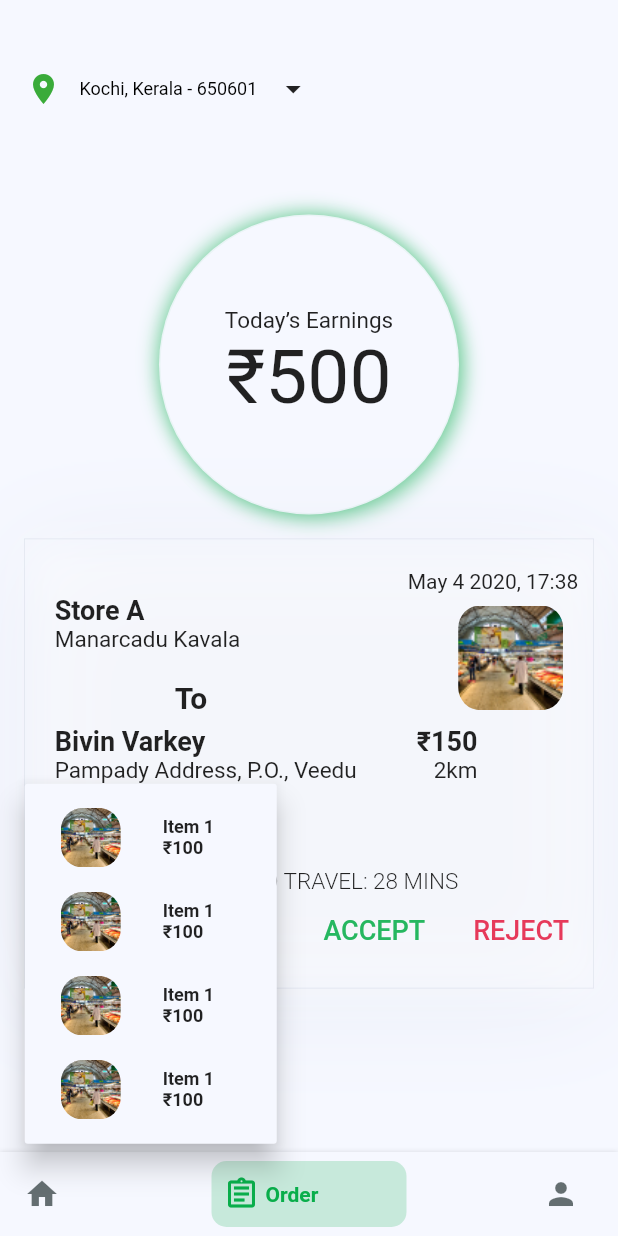
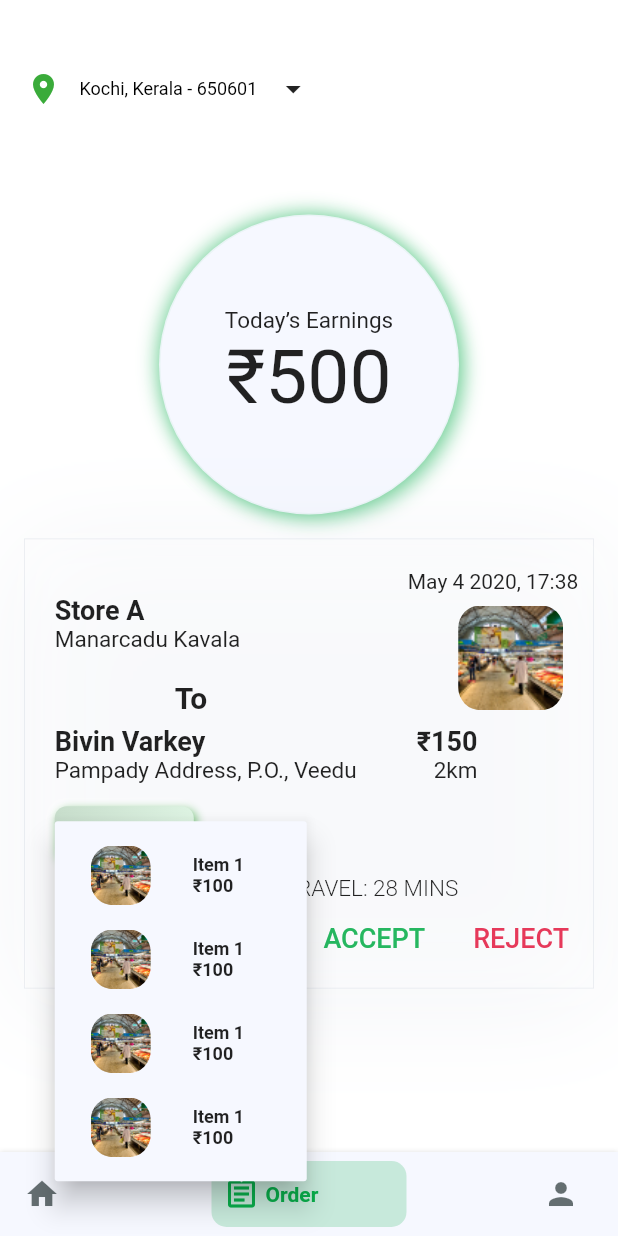
Before and after one commit to neeraj2403/Agrivator-Task, a Flutter app: the screen it shows after launch, item 2 of the bottom bar chosen, after a tap on "Items", on a phone screen of 412 x 824 dp. Run offline on Flutter 3.47's test engine with Material 2 defaults, Android fonts, the phone set to English and light mode, and no system bars; drawn by our look-alikes of bottom_navy_bar, flutter_neumorphic.

Commit message:
Neumorphic button

```diff
--- a/lib/main.dart
+++ b/lib/main.dart
@@ -18,7 +18,8 @@ class MyApp extends StatelessWidget {
     return MaterialApp(
       title: 'Rider App',
       theme: ThemeData(
-        scaffoldBackgroundColor: Color(0XFFF6F8FF),
+        scaffoldBackgroundColor: Color(0XFFFFFFFF),
+        //0XFFF6F8FF
         // This is the theme of your application.
         //
         // Try running your application with "flutter run". You'll see the
@@ -101,7 +102,6 @@ class _MyHomePageState extends State<MyHomePage> {
             ToStore(),
             ToUser(),
             OrderDeliver(),
-
           ],
         ),
       ),
--- a/lib/popmenuButton.dart
+++ b/lib/popmenuButton.dart
@@ -1,18 +1,29 @@
 import 'package:flutter/material.dart';
 import 'package:rider_app/pop_data.dart';
+import 'package:flutter_neumorphic/flutter_neumorphic.dart';
 
 class PopMenu extends StatelessWidget {
   const PopMenu({Key? key}) : super(key: key);
 
   @override
   Widget build(BuildContext context) {
-    return PopupMenuButton(
+    return NeumorphicButton(
+        padding: EdgeInsets.only(top: 10, bottom: 10),
+        margin: EdgeInsets.only(bottom: 10, top: 15, left: 20),
+        style: NeumorphicStyle(
+            color: Color(0xFFDDF5E2),
+            depth: 4,
+            shape: NeumorphicShape.concave,
+            lightSource: LightSource.topLeft,
+            // shadowLightColor: Colors.green,
+            shadowDarkColor: Colors.green),
+        onPressed: () {},
+        child: PopupMenuButton(
           color: Color(0XFFF6F8FF),
           // shape: CircleBorder(),
           itemBuilder: (context) => list.map((PopupItem choice) {
             return PopupMenuItem(
               value: choice,
-
               child: Row(
                 children: [
                   Padding(
@@ -33,13 +44,13 @@ class PopMenu extends StatelessWidget {
                       children: [
                         Text(
                           choice.name,
-                      style:
-                          TextStyle(fontSize: 12, fontWeight: FontWeight.w600),
+                          style: TextStyle(
+                              fontSize: 12, fontWeight: FontWeight.w600),
                         ),
                         Text(
                           choice.price,
-                      style:
-                          TextStyle(fontSize: 12, fontWeight: FontWeight.w600),
+                          style: TextStyle(
+                              fontSize: 12, fontWeight: FontWeight.w600),
                         ),
                       ],
                     ),
@@ -52,10 +63,7 @@ class PopMenu extends StatelessWidget {
           // color: Color(0xFFDDF5E2),
 
           child: Container(
-        height: 0.75 * (MediaQuery.of(context).size.height / 20),
             width: 2.25 * (MediaQuery.of(context).size.width / 10),
-        margin: EdgeInsets.only(bottom: 10, top: 15, left: 20),
-        color: Color(0xFFDDF5E2),
             child: Center(
               child: Text(
                 'Items',
@@ -66,6 +74,6 @@ class PopMenu extends StatelessWidget {
               ),
             ),
           ),
-    );
+        ));
   }
 }
--- a/lib/profile.dart
+++ b/lib/profile.dart
@@ -1,4 +1,5 @@
 import 'package:flutter/material.dart';
+import 'package:flutter_neumorphic/flutter_neumorphic.dart';
 
 class Profile extends StatefulWidget {
   const Profile({Key? key}) : super(key: key);
@@ -104,32 +105,45 @@ class _ProfileState extends State<Profile> {
           Row(
             mainAxisAlignment: MainAxisAlignment.spaceEvenly,
             children: [
-              ElevatedButton(
+              NeumorphicButton(
+                  style: NeumorphicStyle(
+                      color: Color(0xFFDDF5E2),
+                      depth: 4,
+                      shape: NeumorphicShape.concave,
+                      lightSource: LightSource.topLeft,
+                      // shadowLightColor: Colors.green,
+                      shadowDarkColor: Colors.green),
                   onPressed: () {},
-                  style: ElevatedButton.styleFrom(
-                      primary: Color(0xFFDDF5E2),
-                      // padding: EdgeInsets.only(left: 20, right: 20)
-                      fixedSize: Size(110, 20)),
                   child: Text('Contact Us',
                       style: TextStyle(
                           color: Color(0xFF09AE4B),
                           fontWeight: FontWeight.w700))),
-              ElevatedButton(
+              NeumorphicButton(
+                  style: NeumorphicStyle(
+                      color: Color(0xFFDDF5E2),
+                      depth: 4,
+                      shape: NeumorphicShape.concave,
+                      lightSource: LightSource.topLeft,
+                      // shadowLightColor: Colors.green,
+                      shadowDarkColor: Colors.green),
                   onPressed: () {},
-                  style: ElevatedButton.styleFrom(
-                      primary: Color(0xFFDDF5E2), fixedSize: Size(110, 20)),
                   child: Text('About',
                       style: TextStyle(
                           color: Color(0xFF09AE4B),
                           fontWeight: FontWeight.w700))),
-              ElevatedButton(
+              NeumorphicButton(
+                  style: NeumorphicStyle(
+                      color: Color(0xFFDDF5E2),
+                      depth: 4,
+                      shape: NeumorphicShape.concave,
+                      lightSource: LightSource.topLeft,
+                      // shadowLightColor: Colors.green,
+                      shadowDarkColor: Colors.green),
                   onPressed: () {},
-                  style: ElevatedButton.styleFrom(
-                      primary: Color(0xFFDDF5E2), fixedSize: Size(110, 20)),
-                  child: Text('Settings',
+                  child: Text('Setting',
                       style: TextStyle(
                           color: Color(0xFF09AE4B),
-                          fontWeight: FontWeight.w700))),
+                          fontWeight: FontWeight.w700)))
             ],
           ),
           SizedBox(height: 30),
--- a/lib/to_store.dart
+++ b/lib/to_store.dart
@@ -1,6 +1,7 @@
 import 'package:flutter/material.dart';
 import 'package:rider_app/popmenuButton.dart';
 import 'package:rider_app/top_bar.dart';
+import 'package:flutter_neumorphic/flutter_neumorphic.dart';
 
 class ToStore extends StatefulWidget {
   const ToStore({Key? key}) : super(key: key);
@@ -21,32 +22,45 @@ class _ToStoreState extends State<ToStore> {
         child: Padding(
             padding: EdgeInsets.only(top: 150), child: Text('Map here')),
       ),
-      Padding(
-        padding: const EdgeInsets.all(16.0),
+      Neumorphic(
+          style: NeumorphicStyle(
+            color: Color(0xFFF6F8FF),
+            // FFF6F8FF
+            depth: 20,
+            shape: NeumorphicShape.flat,
+            border: NeumorphicBorder(
+                width: 0.3, color: Color.fromRGBO(42, 70, 112, 0.1)),
+            // intensity: 1,
+            // surfaceIntensity: 700,
+            shadowDarkColor: Color.fromRGBO(24, 50, 115, 0.50),
+            // shadowLightColor: Color.fromRGBO(24, 50, 115, 1),
+            lightSource: LightSource.topLeft,
+          ),
+          margin: const EdgeInsets.all(16.0),
           child: Container(
             height: 300,
-          decoration: BoxDecoration(
-            border:
-                Border.all(width: 0.5, color: Color.fromRGBO(42, 70, 112, 0.1)),
-            boxShadow: [
-              new BoxShadow(
-                color: Color.fromRGBO(24, 50, 115, 0.06),
-                offset: const Offset(
-                  2.0,
-                  8.0,
-                ),
-                blurRadius: 60,
-              ),
-              new BoxShadow(
-                color: Color.fromRGBO(255, 255, 255, 0.5),
-                offset: const Offset(
-                  4.0,
-                  4.0,
-                ),
-                blurRadius: 20,
-              )
-            ],
-          ),
+            // decoration: BoxDecoration(
+            //   border: Border.all(
+            //       width: 0.5, color: Color.fromRGBO(42, 70, 112, 0.1)),
+            //   boxShadow: [
+            //     new BoxShadow(
+            //       color: Color.fromRGBO(24, 50, 115, 0.06),
+            //       offset: const Offset(
+            //         2.0,
+            //         8.0,
+            //       ),
+            //       blurRadius: 60,
+            //     ),
+            //     new BoxShadow(
+            //       color: Color.fromRGBO(255, 255, 255, 0.5),
+            //       offset: const Offset(
+            //         4.0,
+            //         4.0,
+            //       ),
+            //       blurRadius: 20,
+            //     )
+            //   ],
+            // ),
             child: Column(
               mainAxisAlignment: MainAxisAlignment.start,
               crossAxisAlignment: CrossAxisAlignment.start,
@@ -107,7 +121,7 @@ class _ToStoreState extends State<ToStore> {
                   children: [
                     PopMenu(),
                     Padding(
-                    padding: const EdgeInsets.only(right:15.0),
+                      padding: const EdgeInsets.only(right: 15.0),
                       child: Icon(
                         Icons.check_box_outlined,
                         size: 30,
@@ -125,8 +139,7 @@ class _ToStoreState extends State<ToStore> {
                 ),
               ],
             ),
-        ),
-      ),
+          )),
     ])));
   }
 }
--- a/pubspec.yaml
+++ b/pubspec.yaml
@@ -25,6 +25,7 @@ dependencies:
     sdk: flutter
   google_maps_flutter: ^0.5.20+1
   bottom_navy_bar: ^6.0.0
+  flutter_neumorphic: ^3.0.3
 
   # The following adds the Cupertino Icons font to your application.
   # Use with the CupertinoIcons class for iOS style icons.
```
Also changed, not shown: pubspec.lock. Lines whose indentation alone changed are shown as unchanged.
